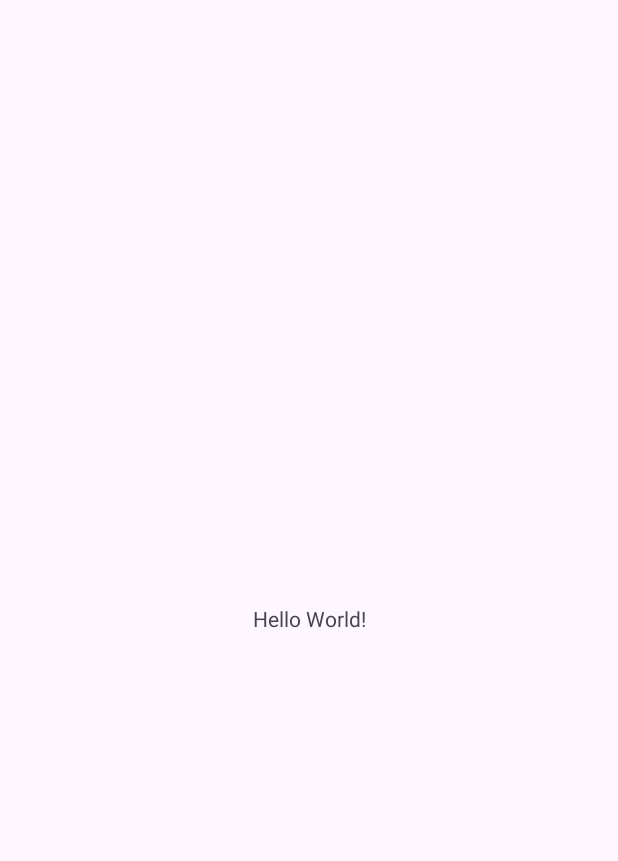
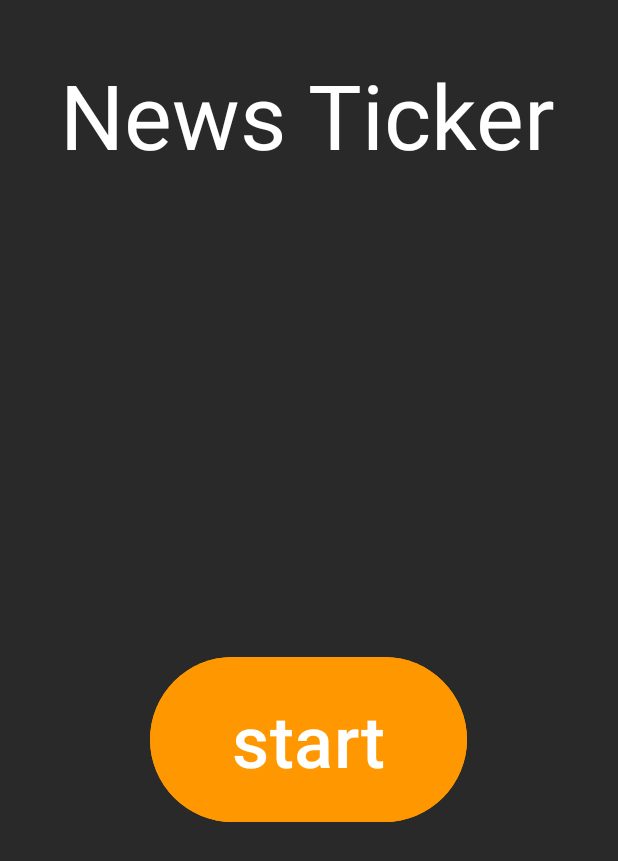
Before and after one commit to stampFabian/IntentTest, an Android app: the screen it shows after launch (MainActivity), on a phone screen of 412 x 824 dp. Before the commit the part shown is almost empty. Shown: the top 861 px of the screen. Run offline under Robolectric (Android 15) with nearby library versions, the phone set to English and light mode, and no system bars.

Commit message:
initial commit part 2

```diff
--- a/app/src/main/java/com/example/intenttest/MainActivity.java
+++ b/app/src/main/java/com/example/intenttest/MainActivity.java
@@ -2,7 +2,9 @@ package com.example.intenttest;
 
 import androidx.appcompat.app.AppCompatActivity;
 
+import android.content.Intent;
 import android.os.Bundle;
+import android.widget.Button;
 
 public class MainActivity extends AppCompatActivity {
 
@@ -10,5 +12,12 @@ public class MainActivity extends AppCompatActivity {
     protected void onCreate(Bundle savedInstanceState) {
         super.onCreate(savedInstanceState);
         setContentView(R.layout.activity_main);
+
+        Button StartButton = findViewById(R.id.btn_start);
+
+        StartButton.setOnClickListener(v -> {
+            Intent intent = new Intent(MainActivity.this, NewsActivity.class);
+            startActivity(intent);
+        });
     }
 }
--- a/app/src/main/java/com/example/intenttest/NewsActivity.java
+++ b/app/src/main/java/com/example/intenttest/NewsActivity.java
@@ -1,5 +1,4 @@
 package com.example.intenttest;
 
 public class NewsActivity {
-
 }
--- a/app/src/main/res/layout/activity_main.xml
+++ b/app/src/main/res/layout/activity_main.xml
@@ -4,15 +4,30 @@
     xmlns:tools="http://schemas.android.com/tools"
     android:layout_width="match_parent"
     android:layout_height="match_parent"
+    android:background="#292929"
     tools:context=".MainActivity">
 
     <TextView
         android:layout_width="wrap_content"
         android:layout_height="wrap_content"
-        android:text="Hello World!"
-        app:layout_constraintBottom_toBottomOf="parent"
-        app:layout_constraintEnd_toEndOf="parent"
+        android:layout_marginStart="40dp"
+        android:layout_marginTop="36dp"
+        android:text="News Ticker"
+        android:textColor="#FFFFFF"
+        android:textSize="60sp"
         app:layout_constraintStart_toStartOf="parent"
         app:layout_constraintTop_toTopOf="parent" />
 
+    <Button
+        android:id="@+id/btn_start"
+        android:layout_width="211dp"
+        android:layout_height="118dp"
+        android:layout_marginStart="100dp"
+        android:layout_marginBottom="272dp"
+        android:backgroundTint="#FF9800"
+        android:text="start"
+        android:textSize="48sp"
+        app:layout_constraintBottom_toBottomOf="parent"
+        app:layout_constraintStart_toStartOf="parent" />
+
 </androidx.constraintlayout.widget.ConstraintLayout>
--- a/app/src/main/res/values/themes.xml
+++ b/app/src/main/res/values/themes.xml
@@ -3,6 +3,8 @@
     <style name="Base.Theme.IntentTest" parent="Theme.Material3.DayNight.NoActionBar">
         <!-- Customize your light theme here. -->
         <!-- <item name="colorPrimary">@color/my_light_primary</item> -->
+        <item name="android:windowLightStatusBar">false</item>
+        <item name="android:statusBarColor">@color/black</item>
     </style>
 
     <style name="Theme.IntentTest" parent="Base.Theme.IntentTest" />
```
Also changed, not shown: app/src/main/res/layout/activity_news.xml (+13 -1 lines).
